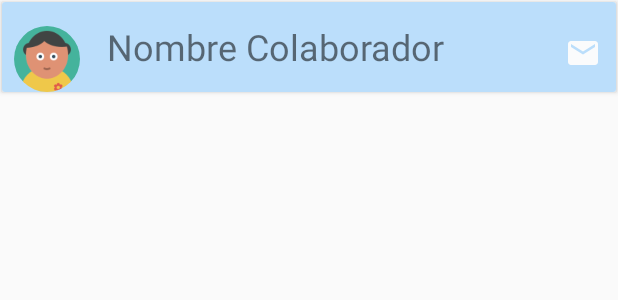
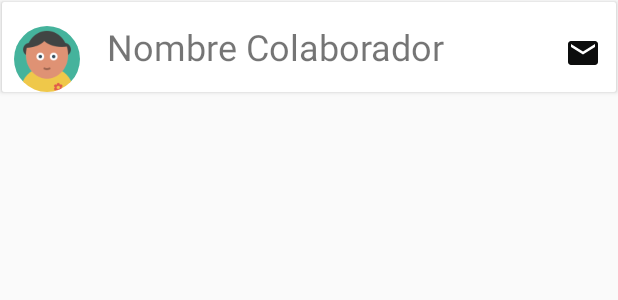
Before and after one commit to Billygaliano/MgProjectMobile, an Android app: the layout cardrow_collaborator_layout.xml on its own in the app's theme, with its tools: preview values and no code run, on a phone screen of 412 x 824 dp. Shown: the top 300 px of the screen. Run offline under Robolectric (Android 15) with nearby library versions, the phone set to English and light mode, and no system bars.

Commit message:
[UPD] Interfaz & fix errors

```diff
--- a/app/src/main/java/mgproject/inftel/mgproject/activities/ProjectActivity.java
+++ b/app/src/main/java/mgproject/inftel/mgproject/activities/ProjectActivity.java
@@ -55,6 +55,10 @@ public class ProjectActivity extends AppCompatActivity implements NavigationView
                 startActivity(intent);
             }
         });
+
+        if(MGApp.getmInstance().getUser().getIdGoogleUser().equals(MGApp.getmInstance().getProject().getAdminProject().getIdGoogleUser())){
+            fabCollaborator.setVisibility(View.VISIBLE);
+        }
 
         DrawerLayout drawer = (DrawerLayout) findViewById(R.id.drawer_layout);
         ActionBarDrawerToggle toggle = new ActionBarDrawerToggle(
--- a/app/src/main/java/mgproject/inftel/mgproject/fragments/TabFragment.java
+++ b/app/src/main/java/mgproject/inftel/mgproject/fragments/TabFragment.java
@@ -50,6 +50,7 @@ public class TabFragment extends Fragment {
 
 
         this.collaboratorsList = MGApp.getmInstance().getCollaboratorsList();
+        collaboratorsList.add(MGApp.getmInstance().getProject().getAdminProject());
         this.tasksList = MGApp.getmInstance().getTaskList();
         this.attatchList = MGApp.getmInstance().getFilesList();
 
--- a/app/src/main/java/mgproject/inftel/mgproject/recyclerView/RecyclerViewAdapter.java
+++ b/app/src/main/java/mgproject/inftel/mgproject/recyclerView/RecyclerViewAdapter.java
@@ -58,7 +58,7 @@ public class RecyclerViewAdapter extends RecyclerView.Adapter<RecyclerViewAdapte
     public void onBindViewHolder(RecyclerViewAdapter.ViewHolder holder, int position) {
         holder.mTextView.setText(projectList.get(position).getNameProject());
 
-        if(projectList.get(position).getAdminProject().equals(MGApp.getmInstance().getUser().getIdGoogleUser())){
+        if(projectList.get(position).getAdminProject().getIdGoogleUser().equals(MGApp.getmInstance().getUser().getIdGoogleUser())){
             holder.mImageView.setImageResource(R.drawable.ic_person_black_24dp);
 
         }else{
--- a/app/src/main/res/drawable/ic_local_post_office_24dp.xml
+++ b/app/src/main/res/drawable/ic_local_post_office_24dp.xml
@@ -4,6 +4,6 @@
         android:viewportWidth="24.0"
         android:viewportHeight="24.0">
     <path
-        android:fillColor="#fafbfc"
+        android:fillColor="#0c0d0d"
         android:pathData="M20,4H4c-1.1,0 -1.99,0.9 -1.99,2L2,18c0,1.1 0.9,2 2,2h16c1.1,0 2,-0.9 2,-2V6c0,-1.1 -0.9,-2 -2,-2zm0,4l-8,5 -8,-5V6l8,5 8,-5v2z"/>
 </vector>
--- a/app/src/main/res/layout/cardrow_collaborator_layout.xml
+++ b/app/src/main/res/layout/cardrow_collaborator_layout.xml
@@ -8,10 +8,10 @@
     android:layout_margin="1dp">
 
     <RelativeLayout
-        android:id="@+id/backgroundImage"
+        android:id="@+id/collaborator_background_Image"
         android:layout_width="match_parent"
         android:layout_height="60dp"
-        android:background="@color/primary_light"
+        android:background="@color/icons"
         >
         <RelativeLayout
             android:layout_width="match_parent"
--- a/app/src/main/res/layout/cardrow_layout.xml
+++ b/app/src/main/res/layout/cardrow_layout.xml
@@ -24,7 +24,8 @@ android:layout_marginTop="1dp">
             android:layout_marginLeft="15dp"
             android:layout_alignParentStart="true"
             android:layout_centerInParent="true"
-            android:textSize="24dp" />
+            android:textSize="24dp"
+            android:maxLength="20" />
         <ImageView
             android:layout_width="wrap_content"
             android:layout_height="wrap_content"
--- a/app/src/main/res/layout/content_project.xml
+++ b/app/src/main/res/layout/content_project.xml
@@ -20,6 +20,7 @@
             android:layout_margin="@dimen/fab_margin"
             android:src="@drawable/ic_account_plus_white_48dp"
             app:backgroundTint="@color/accent"
+            android:visibility="gone"
             />
 
     </FrameLayout>
--- a/app/src/main/res/values/colors.xml
+++ b/app/src/main/res/values/colors.xml
@@ -13,6 +13,7 @@
     <color name="divider">#B6B6B6</color>
     <color name="collaborator">#00B2EE</color>
     <color name="project">#059B45</color>
+    <color name="adminProject">#d4df3b1f</color>
 
 
 
```
Also changed, not shown: app/src/main/java/mgproject/inftel/mgproject/model/Project.java (+12 -7 lines), app/src/main/java/mgproject/inftel/mgproject/recyclerView/RecyclerViewCollaborator.java (+6 -2 lines).
